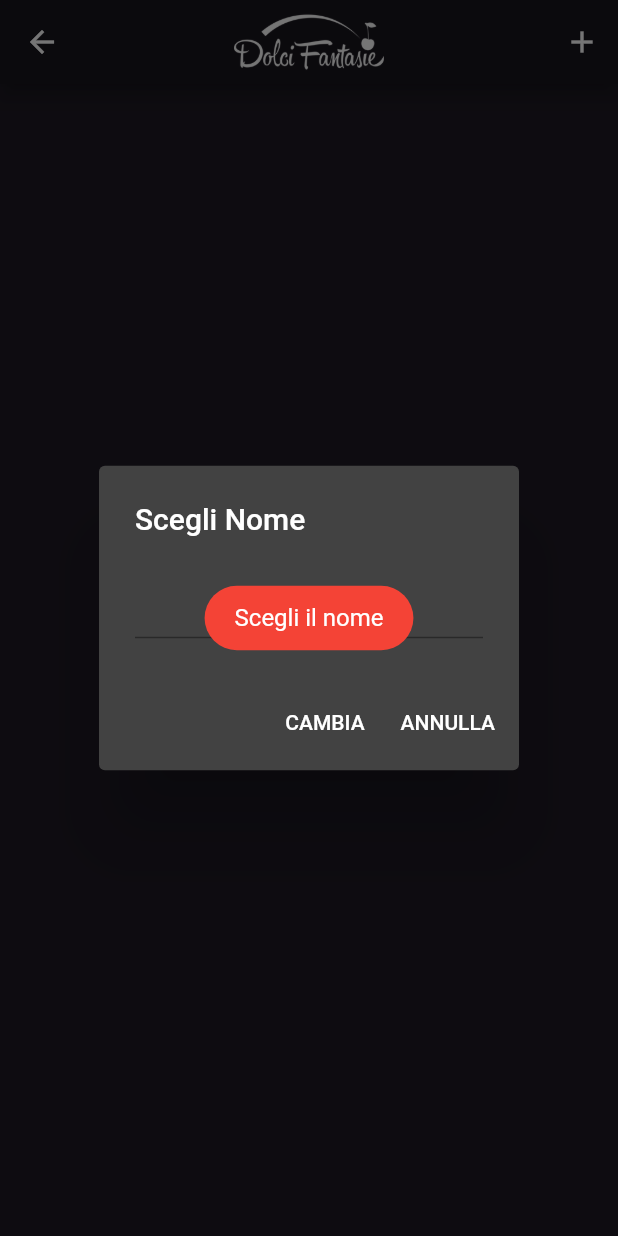
After one commit to simlimone/dolci-fantasie, a Flutter app: the CandiesPage screen opened by its route, after a tap on the "add" icon, on a phone screen of 412 x 824 dp. The commit adds this screen. Run offline on Flutter 3.47's test engine with Material 2 defaults, Android fonts, the phone set to English and light mode, and no system bars; our stand-ins replace cached_network_image, carousel_slider, cloud_firestore, firebase_auth, firebase_core, firebase_storage and 4 more; missing offline and left inert: firebase_ui_auth; accounts and stored records are empty; statements that could not run were skipped.

Commit message:
added candies management (NOT FINISHED)

```diff
--- /dev/null
+++ b/lib/bindings/candies_binding.dart
@@ -0,0 +1,9 @@
+import 'package:get/get.dart';
+import 'package:pasticceria/screens/admin/candies/controllers/candies_controller.dart';
+
+class CandiesBinding extends Bindings {
+  @override
+  void dependencies() {
+    Get.lazyPut(() => CandiesController());
+  }
+}
--- a/lib/bindings/categories_binding.dart
+++ b/lib/bindings/categories_binding.dart
@@ -1,5 +1,5 @@
 import 'package:get/get.dart';
-import 'package:pasticceria/screens/categories/controllers/categories_controller.dart';
+import 'package:pasticceria/screens/admin/categories/controllers/categories_controller.dart';
 
 class CategoriesBinding extends Bindings {
   @override
--- a/lib/constants/routes_list.dart
+++ b/lib/constants/routes_list.dart
@@ -1,14 +1,16 @@
 import 'package:get/get.dart';
 import 'package:pasticceria/bindings/about_us_binding.dart';
 import 'package:pasticceria/bindings/auth_binding.dart';
+import 'package:pasticceria/bindings/candies_binding.dart';
 import 'package:pasticceria/bindings/candy_list_binding.dart';
 import 'package:pasticceria/bindings/categories_binding.dart';
 import 'package:pasticceria/bindings/home_binding.dart';
 import 'package:pasticceria/screens/about-us/about_page.dart';
+import 'package:pasticceria/screens/admin/candies/candies_page.dart';
 import 'package:pasticceria/screens/auth/login_page.dart';
 import 'package:pasticceria/screens/candy/candy_list.dart';
 import 'package:pasticceria/screens/candy/details/candy_detail.dart';
-import 'package:pasticceria/screens/categories/categories_page.dart';
+import 'package:pasticceria/screens/admin/categories/categories_page.dart';
 import 'package:pasticceria/screens/home/rootpage.dart';
 
 class Routes {
@@ -42,5 +44,10 @@ class Routes {
       page: () => const CategoriesPage(),
       binding: CategoriesBinding(),
     ),
+    GetPage(
+      name: '/candies',
+      page: () => const CandiesPage(),
+      binding: CandiesBinding(),
+    ),
   ];
 }
--- a/lib/models/candy.dart
+++ b/lib/models/candy.dart
@@ -5,7 +5,7 @@ import 'package:flutter/foundation.dart';
 class Candy {
   String? id;
   String? name;
-  List<String>? images;
+  List<String?>? images;
   String? description;
   String? price;
   int? categoryNumber;
@@ -24,7 +24,7 @@ class Candy {
   Candy copyWith({
     String? id,
     String? name,
-    List<String>? images,
+    List<String?>? images,
     String? description,
     String? price,
     int? categoryNumber,
@@ -56,7 +56,7 @@ class Candy {
     return Candy(
       id: map['id'],
       name: map['name'],
-      images: List<String>.from(map['images']),
+      images: List<String?>.from(map['images']),
       description: map['description'],
       price: map['price'],
       categoryNumber: map['categoryNumber']?.toInt(),
--- /dev/null
+++ b/lib/screens/admin/candies/candies_page.dart
@@ -0,0 +1,69 @@
+import 'package:flutter/material.dart';
+import 'package:get/get.dart';
+import 'package:pasticceria/models/candy.dart';
+import 'package:pasticceria/screens/admin/candies/controllers/candies_controller.dart';
+import 'package:pasticceria/widgets/candy_widget.dart';
+import 'package:pasticceria/widgets/category_widget.dart';
+
+class CandiesPage extends StatelessWidget {
+  const CandiesPage({super.key});
+
+  @override
+  Widget build(BuildContext context) {
+    return Scaffold(
+      appBar: AppBar(
+        title: Image.asset(
+          'assets/logo/fantasie-256.png',
+          color: Colors.white,
+          height: 100,
+        ),
+        actions: [
+          IconButton(
+            icon: const Icon(Icons.add),
+            onPressed: () async => await CandiesController.to.createNewCandy(),
+          )
+        ],
+      ),
+      body: SafeArea(
+        child: GetBuilder<CandiesController>(
+          builder: (controller) => ListView.builder(
+            itemCount: controller.candies.length,
+            scrollDirection: Axis.vertical,
+            itemExtent: 150,
+            itemBuilder: (context, index) {
+              Candy candy = controller.candies[index];
+
+              if (candy.name == null || candy.images == null) {
+                return const SizedBox(height: 0, width: 0);
+              }
+
+              return Dismissible(
+                key: UniqueKey(),
+                background: Container(
+                  color: Colors.red,
+                  child: Row(
+                    mainAxisAlignment: MainAxisAlignment.spaceBetween,
+                    children: const [
+                      Icon(Icons.delete),
+                      Icon(Icons.delete),
+                    ],
+                  ),
+                ),
+                confirmDismiss: (direction) async {
+                  return await controller.confirmCategoryDeletion();
+                },
+                onDismissed: (direction) async {
+                  await controller.deleteCandy(candy);
+                },
+                child: CandyWidget(
+                  candy: candy,
+                  even: false,
+                ),
+              );
+            },
+          ),
+        ),
+      ),
+    );
+  }
+}
--- /dev/null
+++ b/lib/screens/admin/candies/controllers/candies_controller.dart
@@ -0,0 +1,180 @@
+import 'dart:io';
+
+import 'package:cloud_firestore/cloud_firestore.dart';
+import 'package:flutter/material.dart';
+import 'package:fluttertoast/fluttertoast.dart';
+import 'package:get/get.dart';
+import 'package:image_picker/image_picker.dart';
+import 'package:pasticceria/constants/constants.dart';
+import 'package:pasticceria/models/candy.dart';
+
+class CandiesController extends GetxController {
+  static final to = Get.find<CandiesController>();
+
+  RxList<Candy> candies = <Candy>[].obs;
+  late ImagePicker picker;
+
+  @override
+  void onInit() {
+    picker = ImagePicker();
+    super.onInit();
+  }
+
+  @override
+  void onReady() async {
+    await initialSetup();
+    super.onReady();
+  }
+
+  Future<void> initialSetup() async {
+    List<Candy> fetched = await getCandies();
+    candies.value = fetched;
+    update();
+  }
+
+  Future<List<Candy>> getCandies() async {
+    var collection = await Strings.candyCollection.get();
+    List<Candy> returnList = [];
+
+    returnList.addAll(collection.docs.map((e) => Candy.fromMap(e.data())));
+
+    return returnList;
+  }
+
+  Future<void> createNewCandy() async {
+    await Fluttertoast.cancel();
+    Fluttertoast.showToast(
+      msg: "Scegli l'immagine",
+      toastLength: Toast.LENGTH_SHORT,
+      gravity: ToastGravity.CENTER,
+      timeInSecForIosWeb: 1,
+      backgroundColor: Colors.red,
+      textColor: Colors.white,
+      fontSize: 16.0,
+    );
+
+    var choosenImages = await setCandyPicture(null);
+
+    await Fluttertoast.cancel();
+    Fluttertoast.showToast(
+      msg: "Scegli il nome",
+      toastLength: Toast.LENGTH_SHORT,
+      gravity: ToastGravity.CENTER,
+      timeInSecForIosWeb: 1,
+      backgroundColor: Colors.red,
+      textColor: Colors.white,
+      fontSize: 16.0,
+    );
+
+    var choosenName = await setCandyName(null);
+
+    if (choosenImages != null && choosenName != null) {
+      var doc = Strings.candyCollection.doc();
+
+      Candy newCandy =
+          Candy(id: doc.id, images: choosenImages, name: choosenName);
+
+      await doc.set(newCandy.toMap());
+
+      initialSetup();
+    }
+  }
+
+  Future<List<String?>?> setCandyPicture(Candy? candy) async {
+    final List<XFile> images = await picker.pickMultiImage();
+
+    if (images.isEmpty) {
+      return null;
+    }
+
+    List<String?> imageUrls = await uploadImageOnStorage(images);
+
+    if (candy != null) {
+      Candy newCandy = candy.copyWith(images: imageUrls);
+
+      await Strings.candyCollection.doc(newCandy.id).update(newCandy.toMap());
+
+      initialSetup();
+    }
+
+    return imageUrls;
+  }
+
+  Future<String?> setCandyName(Candy? candy) async {
+    String newName = "";
+
+    var dialog = await Get.dialog(AlertDialog(
+      title: const Text("Scegli Nome"),
+      content: TextField(
+        onChanged: (value) => newName = value,
+      ),
+      actions: [
+        TextButton(
+          child: const Text("CAMBIA"),
+          onPressed: () => Get.back(result: true),
+        ),
+        TextButton(
+          child: const Text("ANNULLA"),
+          onPressed: () => Get.back(result: false),
+        ),
+      ],
+    ));
+
+    if (dialog == null || !dialog) {
+      return null;
+    }
+
+    if (candy != null) {
+      Candy newCandy = candy.copyWith(name: newName);
+
+      await Strings.candyCollection.doc(newCandy.id).update(newCandy.toMap());
+
+      initialSetup();
+    }
+
+    return newName;
+  }
+
+  Future<List<String?>> uploadImageOnStorage(List<XFile> images) async {
+    List<String?> returnList = [];
+
+    for (var image in images) {
+      File file = File(image.path);
+      var imageRef = Strings.categoriesFolder.child(image.name);
+
+      try {
+        await imageRef.putFile(file);
+        returnList.add(await imageRef.getDownloadURL());
+      } on FirebaseException {
+        returnList.add(null);
+      }
+    }
+
+    return returnList;
+  }
+
+  Future<void> deleteCandy(Candy candy) async {
+    await Strings.candyCollection.doc(candy.id).delete();
+
+    initialSetup();
+  }
+
+  Future<bool?> confirmCategoryDeletion() async {
+    var dialog = await Get.dialog(AlertDialog(
+      title: const Text("Sei sicuro?"),
+      content: const Text("Vuoi davvero eliminare questa categoria?"),
+      actions: [
+        TextButton(
+          child: const Text("SI"),
+          onPressed: () => Get.back(result: true),
+        ),
+        TextButton(
+          child: const Text("ANNULLA"),
+          onPressed: () => Get.back(result: false),
+        ),
+      ],
+    ));
+
+    return dialog;
+  }
+}
--- a/lib/screens/categories/categories_page.dart
+++ b/lib/screens/admin/categories/categories_page.dart
@@ -1,6 +1,6 @@
 import 'package:flutter/material.dart';
 import 'package:get/get.dart';
-import 'package:pasticceria/screens/categories/controllers/categories_controller.dart';
+import 'package:pasticceria/screens/admin/categories/controllers/categories_controller.dart';
 import 'package:pasticceria/widgets/category_widget.dart';
 
 class CategoriesPage extends StatelessWidget {
--- a/lib/widgets/category_widget.dart
+++ b/lib/widgets/category_widget.dart
@@ -4,7 +4,7 @@ import 'package:get/get.dart';
 
 import 'package:pasticceria/constants/constants.dart';
 import 'package:pasticceria/models/category.dart';
-import 'package:pasticceria/screens/categories/controllers/categories_controller.dart';
+import 'package:pasticceria/screens/admin/categories/controllers/categories_controller.dart';
 
 class CategoryWidget extends GetView<CategoriesController> {
   final Category category;
```
Also changed, not shown: lib/screens/candy/details/candy_detail.dart (+6 -4 lines), lib/screens/home/pages/more_screen.dart (+7 -0 lines), lib/screens/admin/categories/controllers/categories_controller.dart (renamed from lib/screens/categories/controllers/categories_controller.dart).
